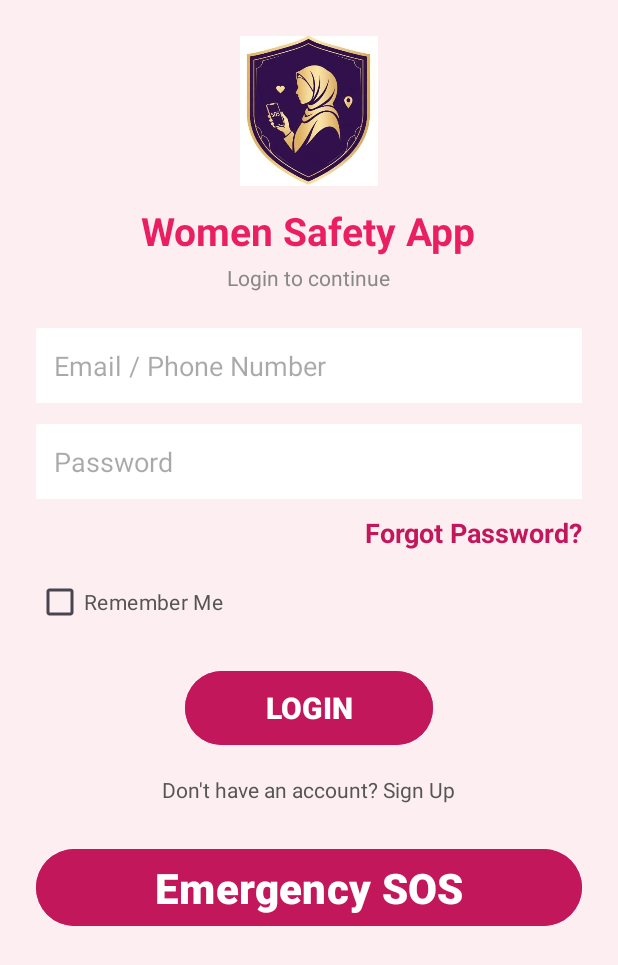
After one commit to hiraamir272-coder/Women-Safety-App, an Android app: the layout activity_second.xml on its own in the app's theme, with its tools: preview values and no code run, on a phone screen of 412 x 824 dp. The commit adds this screen. Shown: the top 965 px of the screen. Run offline under Robolectric (Android 15) with nearby library versions, the phone set to English and light mode, and no system bars.

Commit message:
five commit

```diff
--- a/app/src/main/res/layout/activity_main.xml
+++ b/app/src/main/res/layout/activity_main.xml
@@ -6,8 +6,6 @@
     android:gravity="center"
     android:padding="30dp"
     android:background="#FFF5F5">
-
-
     <!-- MOTI WORDING -->
     <ImageView
         android:layout_width="170dp"
@@ -20,7 +18,7 @@
         android:text="Women Safety App"
         android:textSize="38sp"
         android:textStyle="bold"
-        android:textColor="#D81B60"
+        android:textColor="#E91E63"
         android:gravity="center"
         android:layout_marginTop="24dp" />
 
@@ -28,7 +26,7 @@
     <TextView
         android:layout_width="wrap_content"
         android:layout_height="wrap_content"
-        android:text="Feel Safe Stay Strong."
+        android:text="Feel Safe, Stay Strong."
         android:textSize="26sp"
         android:textColor="#000000"
         android:gravity="center"
--- /dev/null
+++ b/app/src/main/res/layout/activity_second.xml
@@ -0,0 +1,116 @@
+<?xml version="1.0" encoding="utf-8"?>
+<ScrollView xmlns:android="http://schemas.android.com/apk/res/android"
+    android:layout_width="match_parent"
+    android:layout_height="match_parent"
+    android:background="#FDEEF2">
+
+    <LinearLayout
+        android:layout_width="match_parent"
+        android:layout_height="wrap_content"
+        android:orientation="vertical"
+        android:gravity="center"
+        android:padding="24dp">
+
+        <!-- 1. App Logo -->
+        <ImageView
+            android:layout_width="100dp"
+            android:layout_height="100dp"
+            android:src="@drawable/logo"
+            android:contentDescription="App logo" />
+
+        <!-- 2. Women Safety App - Welcome ki jagah -->
+
+        <TextView
+            android:layout_width="wrap_content"
+            android:layout_height="wrap_content"
+            android:text="Women Safety App"
+            android:textSize="26sp"
+            android:textStyle="bold"
+            android:textColor="#E91E63"
+            android:layout_marginTop="12dp" />
+
+        <TextView
+            android:layout_width="wrap_content"
+            android:layout_height="wrap_content"
+            android:text="Login to continue"
+            android:textSize="14sp"
+            android:textColor="#888888"
+            android:layout_marginTop="4dp"
+            android:layout_marginBottom="24dp" />
+
+        <!-- 3. Email / Phone Number -->
+        <EditText
+            android:id="@+id/etEmailPhone"
+            android:layout_width="match_parent"
+            android:layout_height="50dp"
+            android:hint="Email / Phone Number"
+            android:inputType="textEmailAddress"
+            android:padding="12dp"
+            android:background="#FFFFFF" />
+
+        <!-- 4. Password -->
+        <EditText
+            android:id="@+id/etPassword"
+            android:layout_width="match_parent"
+            android:layout_height="50dp"
+            android:hint="Password"
+            android:inputType="textPassword"
+            android:padding="12dp"
+            android:layout_marginTop="14dp"
+            android:background="#FFFFFF" />
+
+        <!-- 6. Forgot Password -->
+        <TextView
+            android:id="@+id/tvForgetPassword"
+            android:layout_width="match_parent"
+            android:layout_height="wrap_content"
+            android:text="Forgot Password?"
+            android:textAlignment="textEnd"
+            android:textColor="#C2185B"
+            android:textSize="18dp"
+            android:textStyle="bold"
+            android:layout_marginTop="10dp" />
+
+        <!-- 7. Remember Me -->
+        <CheckBox
+            android:id="@+id/cbRememberMe"
+            android:layout_width="match_parent"
+            android:layout_height="wrap_content"
+            android:text="Remember Me"
+            android:textColor="#555555"
+            android:layout_marginTop="10dp" />
+
+        <!-- 8. Login Button - Dark Pink -->
+
+        <!-- 9. Sign Up -->
+        <Button
+            android:id="@+id/btnlogin"
+            android:layout_width="165dp"
+            android:layout_height="57dp"
+            android:layout_marginTop="18dp"
+            android:backgroundTint="#C2185B"
+            android:text="LOGIN"
+            android:textColor="#FFFFFF"
+            android:textSize="20sp"
+            android:textStyle="bold" />
+
+        <TextView
+            android:layout_width="wrap_content"
+            android:layout_height="wrap_content"
+            android:text="Don't have an account? Sign Up"
+            android:textColor="#555555"
+            android:layout_marginTop="16dp" />
+
+        <!-- 10. Emergency Button SOS - Last pe -->
+        <Button
+            android:layout_width="match_parent"
+            android:layout_height="59dp"
+            android:layout_marginTop="26dp"
+            android:backgroundTint="#C2185B"
+            android:text="Emergency SOS"
+            android:textColor="#FFFFFF"
+            android:textSize="28sp"
+            android:textStyle="bold" />
+
+    </LinearLayout>
+</ScrollView>
```
Also changed, not shown: app/src/main/java/com/example/womensafetyapp/SecondActivity.java (+86 -7 lines).
